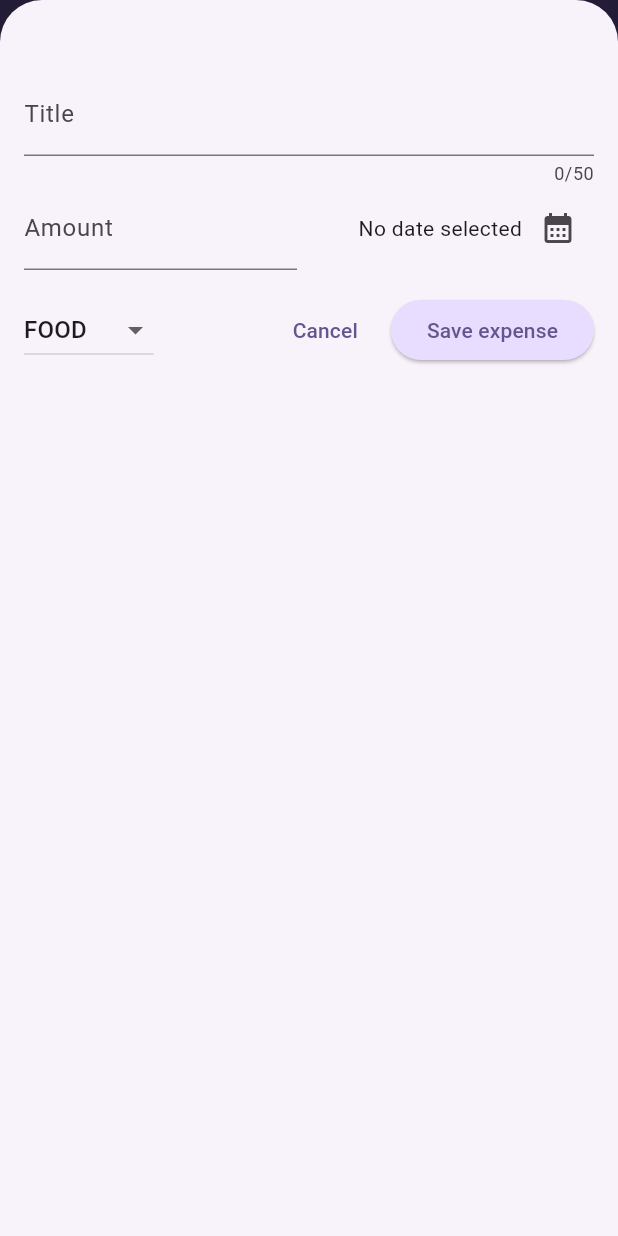
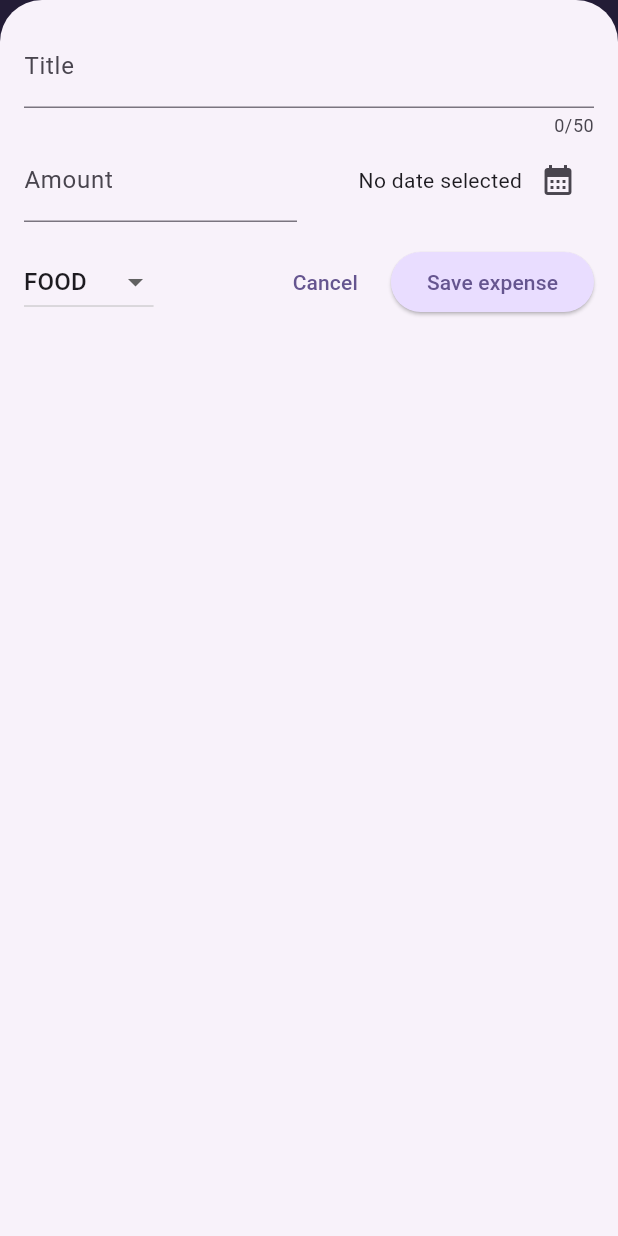
Before and after one commit to Abdullah-Majeed/expense_tracker_flutter, a Flutter app: the screen it shows after launch, after a tap on the "add" icon, on a phone screen of 412 x 824 dp. Run offline on Flutter 3.47's test engine with Material 3 defaults, Android fonts, the phone set to English and light mode, and no system bars.

Commit message:
working on responsive of app in different mode

```diff
--- a/lib/main.dart
+++ b/lib/main.dart
@@ -1,6 +1,6 @@
 import 'package:expense_tracker/widgets/expenses.dart';
 import 'package:flutter/material.dart';
-import 'package:flutter/services.dart';
+// import 'package:flutter/services.dart';
 
 var kColorScheme = ColorScheme.fromSeed(
   seedColor: const Color.fromARGB(255, 96, 59, 181),
@@ -10,9 +10,9 @@ var kDarkColorScheme = ColorScheme.fromSeed(
   seedColor: const Color.fromARGB(255, 5, 99, 125),
 );
 void main() {
-  WidgetsFlutterBinding.ensureInitialized();
-  SystemChrome.setPreferredOrientations([DeviceOrientation.portraitUp])
-      .then((fn) {
+  // WidgetsFlutterBinding.ensureInitialized();
+  // SystemChrome.setPreferredOrientations([DeviceOrientation.portraitUp])
+  //     .then((fn) {
     runApp(MaterialApp(
       themeMode: ThemeMode.system,
       darkTheme: ThemeData.dark().copyWith(
@@ -52,5 +52,5 @@ void main() {
       ),
       home: const Expenses(),
     ));
-  });
+  // });
 }
--- a/lib/widgets/expenses.dart
+++ b/lib/widgets/expenses.dart
@@ -3,6 +3,7 @@ import 'package:expense_tracker/models/expense.dart';
 import 'package:expense_tracker/widgets/new_expense.dart';
 import 'package:flutter/material.dart';
 import 'package:expense_tracker/widgets/chart/chart.dart';
+import 'package:flutter/widgets.dart';
 
 class Expenses extends StatefulWidget {
   const Expenses({super.key});
@@ -29,6 +30,7 @@ class _ExpensesState extends State<Expenses> {
 
   void _openAddExpenseOverlay() {
     showModalBottomSheet(
+        useSafeArea: true,
         isScrollControlled: true,
         context: context,
         builder: (ctx) => NewExpense(
@@ -67,6 +69,7 @@ class _ExpensesState extends State<Expenses> {
 
   @override
   Widget build(BuildContext context) {
+    final width = MediaQuery.of(context).size.width;
     Widget mainContent =
         const Center(child: Text('No expenses found. Start adding some!'));
 
@@ -86,10 +89,21 @@ class _ExpensesState extends State<Expenses> {
           )
         ],
       ),
-      body: Column(
+      body: width < 600
+          ? Column(
               children: [
                 Chart(
                   expenses: _registeredExpenses,
+                ),
+                Expanded(child: mainContent)
+              ],
+            )
+          : Row(
+              children: [
+                Expanded(
+                  child: Chart(
+                    expenses: _registeredExpenses,
+                  ),
                 ),
                 Expanded(child: mainContent)
               ],
--- a/lib/widgets/new_expense.dart
+++ b/lib/widgets/new_expense.dart
@@ -85,8 +85,12 @@ class _NewExpenseState extends State<NewExpense> {
 
   @override
   Widget build(BuildContext context) {
-    return Padding(
-      padding: const EdgeInsets.fromLTRB(16, 48, 16, 16),
+    final keyboardSpace = MediaQuery.of(context).viewInsets.bottom;
+    return SizedBox(
+      height: double.infinity,
+      child: SingleChildScrollView(
+        child: Padding(
+          padding: EdgeInsets.fromLTRB(16, 16, 16, keyboardSpace + 16),
           child: Column(
             children: [
               TextField(
@@ -167,6 +171,8 @@ class _NewExpenseState extends State<NewExpense> {
               )
             ],
           ),
+        ),
+      ),
     );
   }
 }
```
Lines whose indentation alone changed are shown as unchanged.
